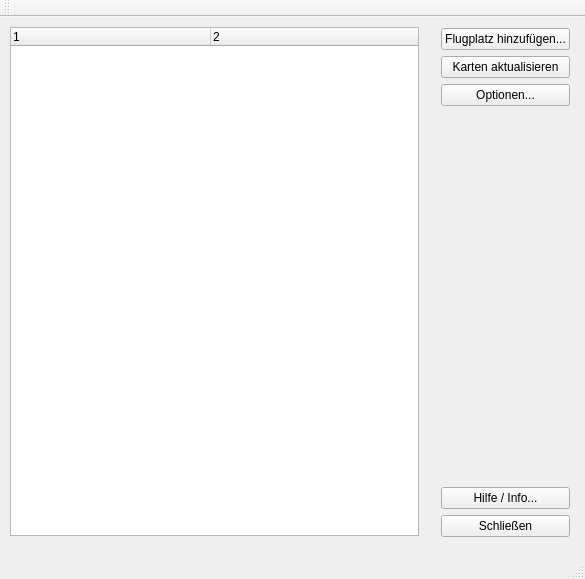
First picture: the form in ChartButler/cmainwindow.ui, repository joergpauly/chartbutler, before the edit.
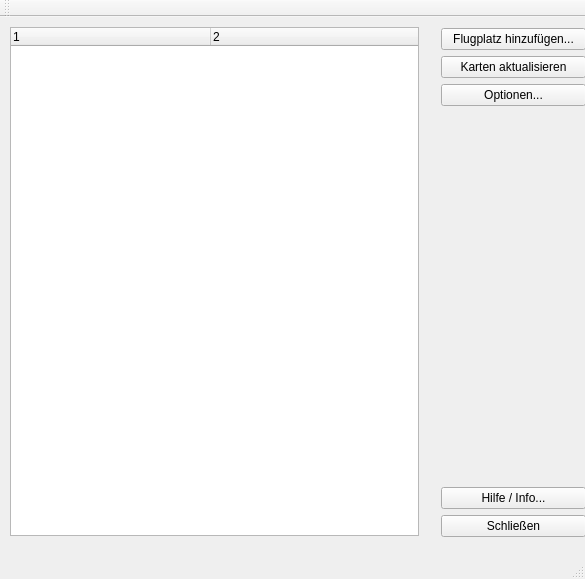
Second picture: the form after the edit. Icons and pictures are not drawn.

Diff of the .ui file:
```diff
--- a/ChartButler/cmainwindow.ui
+++ b/ChartButler/cmainwindow.ui
@@ -58,7 +58,7 @@
      <rect>
       <x>430</x>
       <y>0</y>
-      <width>151</width>
+      <width>167</width>
       <height>531</height>
      </rect>
     </property>
```
Left out of the diff: 11 changed lines with no effect on the pictures.
